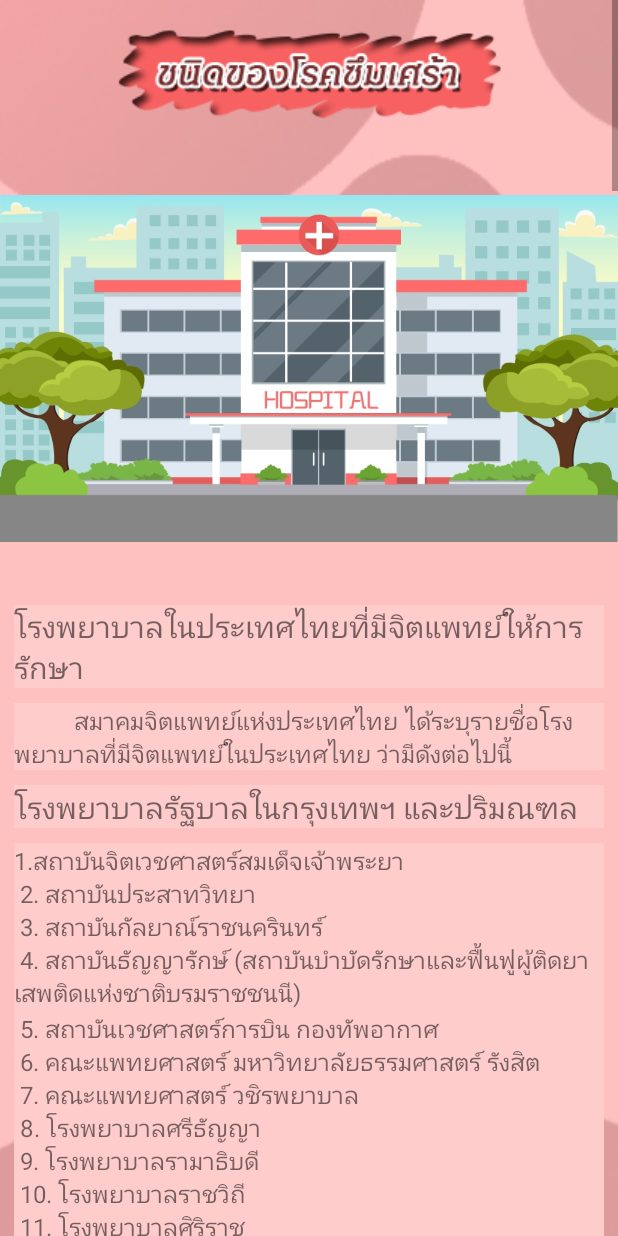
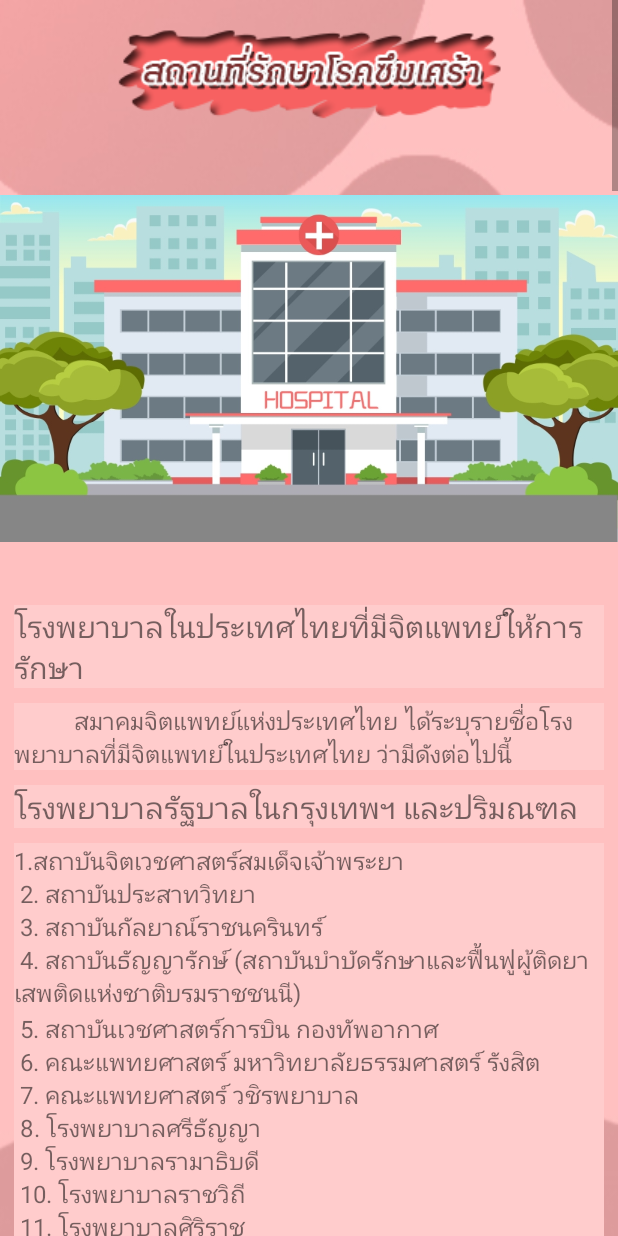
Before and after one commit to SupaflyN/AndroidProject, an Android app: the place screen opened directly, with no data from a screen before it, on a phone screen of 412 x 824 dp. Run offline under Robolectric (Android 15) with nearby library versions, the phone set to English and light mode, and no system bars.

Commit message:
Edit new Activity  29/11/2562 0.40

```diff
--- a/app/src/main/res/layout/activity_cure.xml
+++ b/app/src/main/res/layout/activity_cure.xml
@@ -22,7 +22,7 @@
                 android:layout_height="wrap_content"
                 android:padding="15dp"
                 android:layout_marginBottom="0dp"
-                android:src="@drawable/historylogo"></ImageView>
+                android:src="@drawable/curelogo"></ImageView>
 
             <ImageView
                 android:layout_width="match_parent"
--- a/app/src/main/res/layout/activity_place.xml
+++ b/app/src/main/res/layout/activity_place.xml
@@ -22,7 +22,7 @@
                 android:layout_height="wrap_content"
                 android:padding="15dp"
                 android:layout_marginBottom="0dp"
-                android:src="@drawable/typelogo"></ImageView>
+                android:src="@drawable/placelogo"></ImageView>
 
             <ImageView
                 android:layout_width="match_parent"
--- a/app/src/main/res/layout/activity_symptom.xml
+++ b/app/src/main/res/layout/activity_symptom.xml
@@ -22,7 +22,7 @@
                 android:layout_height="wrap_content"
                 android:padding="15dp"
                 android:layout_marginBottom="0dp"
-                android:src="@drawable/causelogo"></ImageView>
+                android:src="@drawable/symptomlogo"></ImageView>
 
             <ImageView
                 android:layout_width="match_parent"
```
Also changed, not shown: app/src/main/res/drawable/curelogo.png (added), app/src/main/res/drawable/placelogo.png (added), app/src/main/res/drawable/symptomlogo.png (added).
